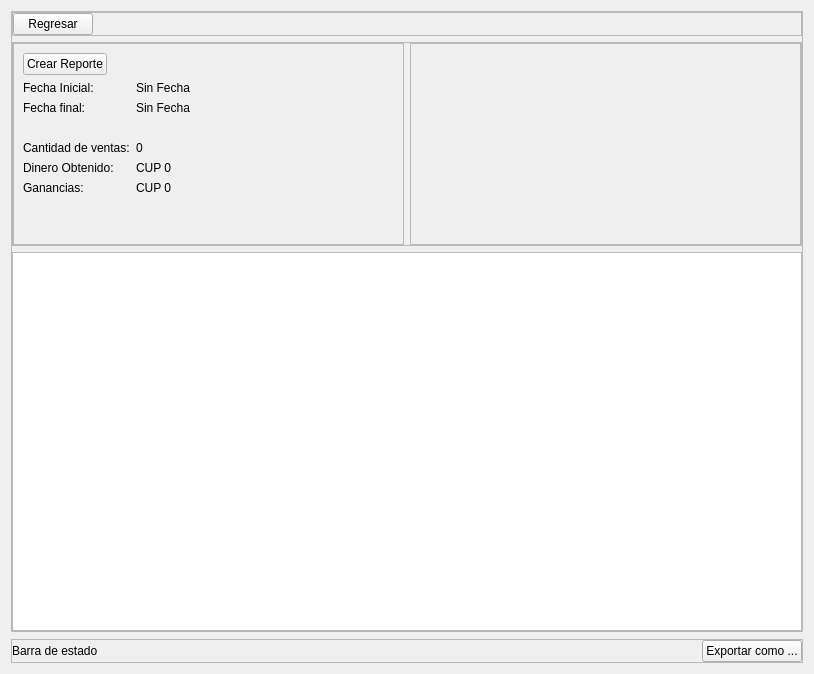
First picture: the form in view/ui/week_sale_report.ui, repository R0land013/blue-pos, before the edit.
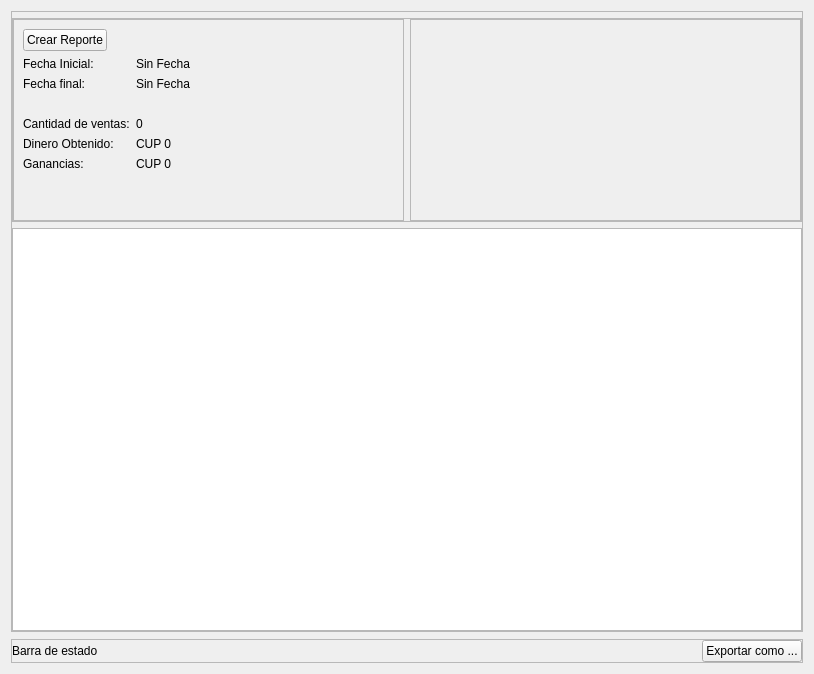
Second picture: the form after the edit.

Commit message: Style: Añadida barra de herramientas con botón de regresar a las vistas de reportes

The edit to the form file:
```diff
--- a/view/ui/week_sale_report.ui
+++ b/view/ui/week_sale_report.ui
@@ -46,49 +46,6 @@
         <property name="frameShadow">
          <enum>QFrame::Raised</enum>
         </property>
-        <layout class="QHBoxLayout" name="horizontalLayout_3">
-         <property name="leftMargin">
-          <number>0</number>
-         </property>
-         <property name="topMargin">
-          <number>0</number>
-         </property>
-         <property name="rightMargin">
-          <number>0</number>
-         </property>
-         <property name="bottomMargin">
-          <number>0</number>
-         </property>
-         <item>
-          <widget class="QPushButton" name="back_button">
-           <property name="sizePolicy">
-            <sizepolicy hsizetype="Maximum" vsizetype="Fixed">
-             <horstretch>0</horstretch>
-             <verstretch>0</verstretch>
-            </sizepolicy>
-           </property>
-           <property name="cursor">
-            <cursorShape>PointingHandCursor</cursorShape>
-           </property>
-           <property name="text">
-            <string>Regresar</string>
-           </property>
-          </widget>
-         </item>
-         <item>
-          <spacer name="horizontalSpacer_3">
-           <property name="orientation">
-            <enum>Qt::Horizontal</enum>
-           </property>
-           <property name="sizeHint" stdset="0">
-            <size>
-             <width>40</width>
-             <height>20</height>
-            </size>
-           </property>
-          </spacer>
-         </item>
-        </layout>
        </widget>
       </item>
       <item>
```
Left out of the diff: 2 changed lines with no effect on the pictures. The commit also changes 11 other files.
